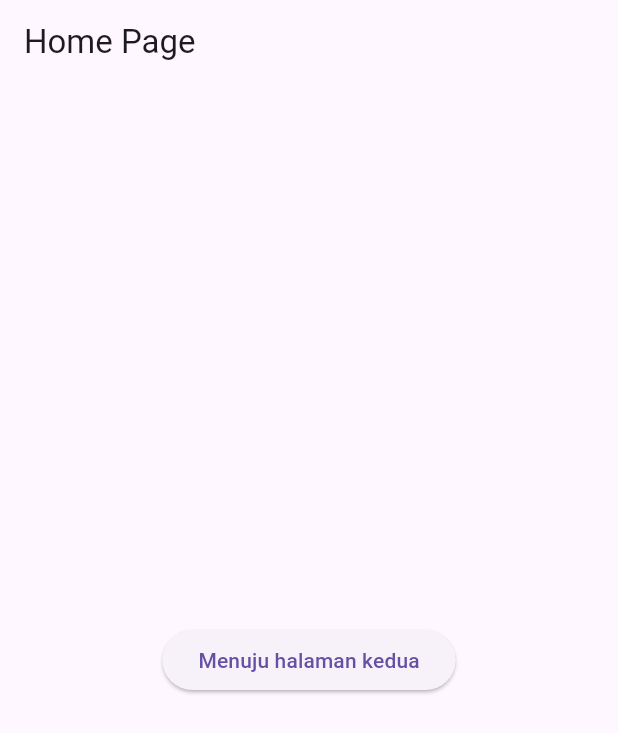
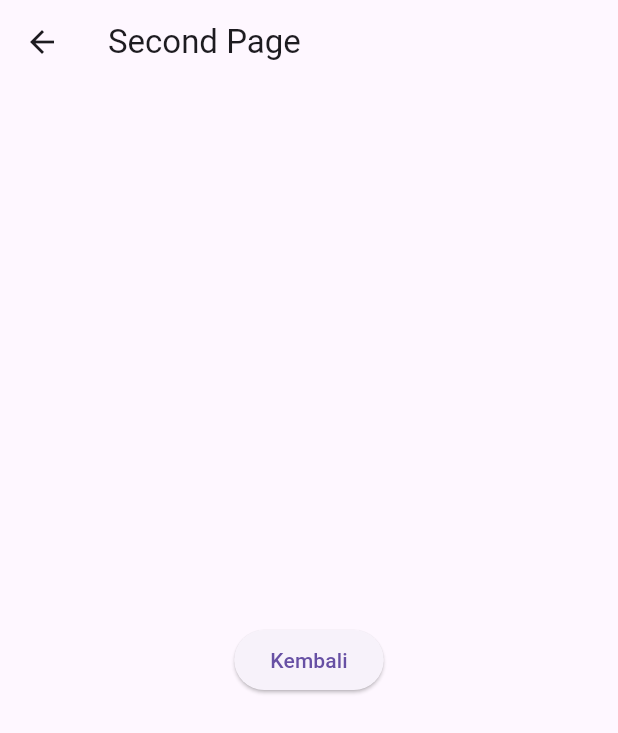
Before and after one commit to atogaul12/21102165_TI-3_ppb2324-2-, a Flutter app: the screen it shows after launch, after a tap on "Menuju halaman kedua", on a phone screen of 412 x 824 dp. Shown: the top 733 px of the screen. Run offline on Flutter 3.47's test engine with Material 3 defaults, Android fonts, the phone set to English and light mode, and no system bars; our stand-ins replace bloc, equatable, flutter_bloc.

Commit message:
Praktikum 5 Navigation dan Routing

```diff
--- a/praktikum_5/lib/home_page.dart
+++ b/praktikum_5/lib/home_page.dart
@@ -1,4 +1,5 @@
 import 'package:flutter/material.dart';
+import 'package:praktikum_5/second_page.dart';
 
 class HomePage extends StatelessWidget {
   const HomePage({Key? key}) : super(key: key);
@@ -11,7 +12,14 @@ class HomePage extends StatelessWidget {
       ),
     body: Center(
         child: ElevatedButton(
-          onPressed: () {},
+          onPressed: () {
+            Navigator.push(
+              context,
+              MaterialPageRoute(
+                builder: (context)=> const SecondPage(),
+              ),
+            );
+          },
           child: const Text('Menuju halaman kedua'),
         ),
       ),
--- /dev/null
+++ b/praktikum_5/lib/second_page.dart
@@ -0,0 +1,20 @@
+import 'package:flutter/material.dart';
+
+class SecondPage extends StatelessWidget {
+  const SecondPage({Key? key}) : super(key: key);
+
+  @override
+  Widget build(BuildContext context) {
+    return Scaffold(
+      appBar: AppBar(
+        title: const Text('Second Page'),
+      ),
+      body: Center(
+        child:ElevatedButton(
+          onPressed: () {},
+          child: const Text('Kembali'),
+        ),
+      ),
+    );
+  }
+}
```
